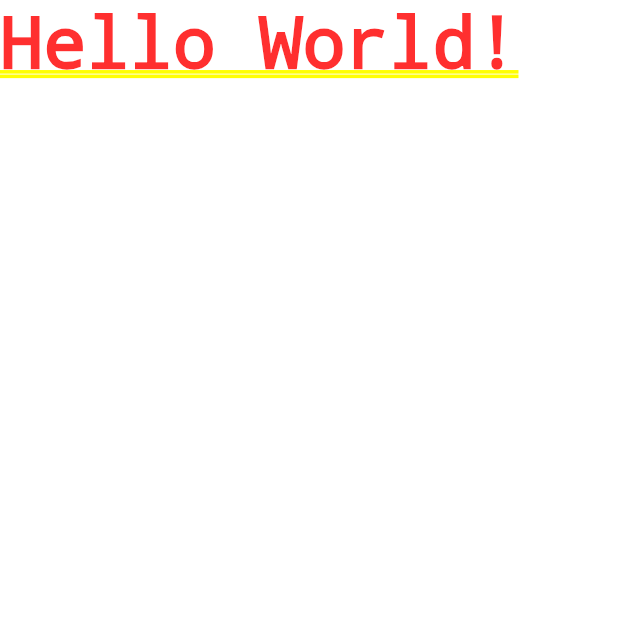
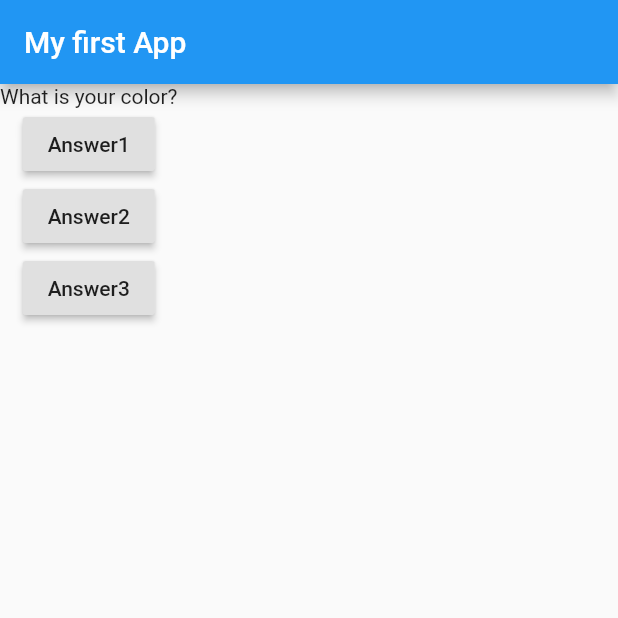
Before and after one commit to zaher88abd/first_flutter_project, a Flutter app: the screen it shows after launch, on a phone screen of 412 x 824 dp, the top half of it. Run offline on Flutter 3.47's test engine with Material 2 defaults, Android fonts, the phone set to English and light mode, and no system bars.

```diff
--- a/lib/main.dart
+++ b/lib/main.dart
@@ -4,8 +4,51 @@ void main() {
   runApp(MyApp());
 }
 
-class MyApp extends StatelessWidget {
-  Widget build(BuildContext context) {
-    return MaterialApp(home: Text("Hello World!"));
+class MyApp extends StatefulWidget {
+  @override
+  State<StatefulWidget> createState() {
+    // TODO: implement createState
+    return MyAppState();
   }
 }
+
+class MyAppState extends State<MyApp> {
+  var questionIndex = 0;
+  var questions = ["What is your color?", "What is your cuntry"];
+
+  Widget build(BuildContext context) {
+    return MaterialApp(
+      home: Scaffold(
+        appBar: AppBar(
+          title: Text("My first App"),
+        ),
+        body: Column(
+          children: <Widget>[
+            Text(
+              questions[questionIndex],
+            ),
+            RaisedButton(
+              child: Text("Answer1"),
+              onPressed: answerQuestion,
+            ),
+            RaisedButton(
+              child: Text("Answer2"),
+              onPressed: answerQuestion,
+            ),
+            RaisedButton(
+              child: Text("Answer3"),
+              onPressed: () => print("Chose answer  3"),
+            ),
+          ],
+        ),
+      ),
+    );
+  }
+
+  void answerQuestion() {
+    setState(() {
+      questionIndex += 1;
+    });
+    print(questionIndex);
+  }
+}
```
